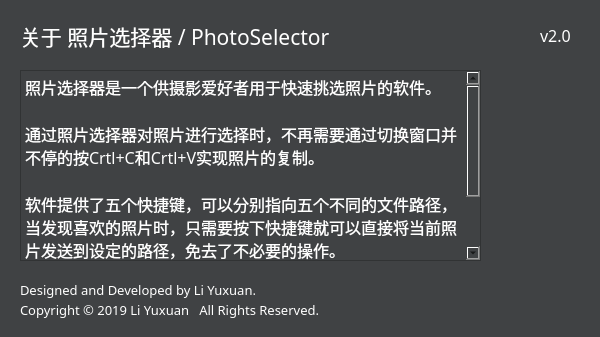
Qt form PhotoSelector/about.ui (liyuxuan2003/PhotoSelector) before a commit.
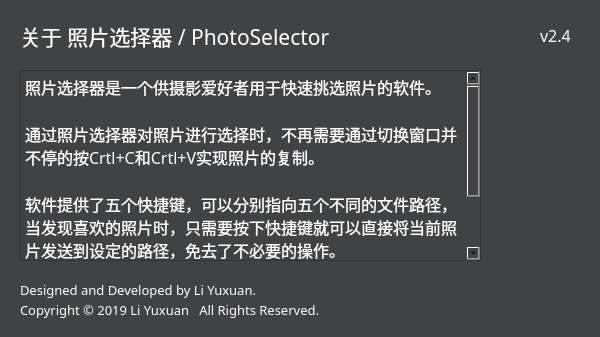
The same form after that commit. Icons and pictures are not drawn.

Commit message: 常规提交20190613-2

```diff
--- a/PhotoSelector/about.ui
+++ b/PhotoSelector/about.ui
@@ -153,7 +153,7 @@
     <string notr="true">color: rgb(255, 255, 255);</string>
    </property>
    <property name="text">
-    <string>v2.0</string>
+    <string>v2.4</string>
    </property>
   </widget>
   <widget class="QLabel" name="labelProjectIcon">
```
The commit also changes 1 other file.
